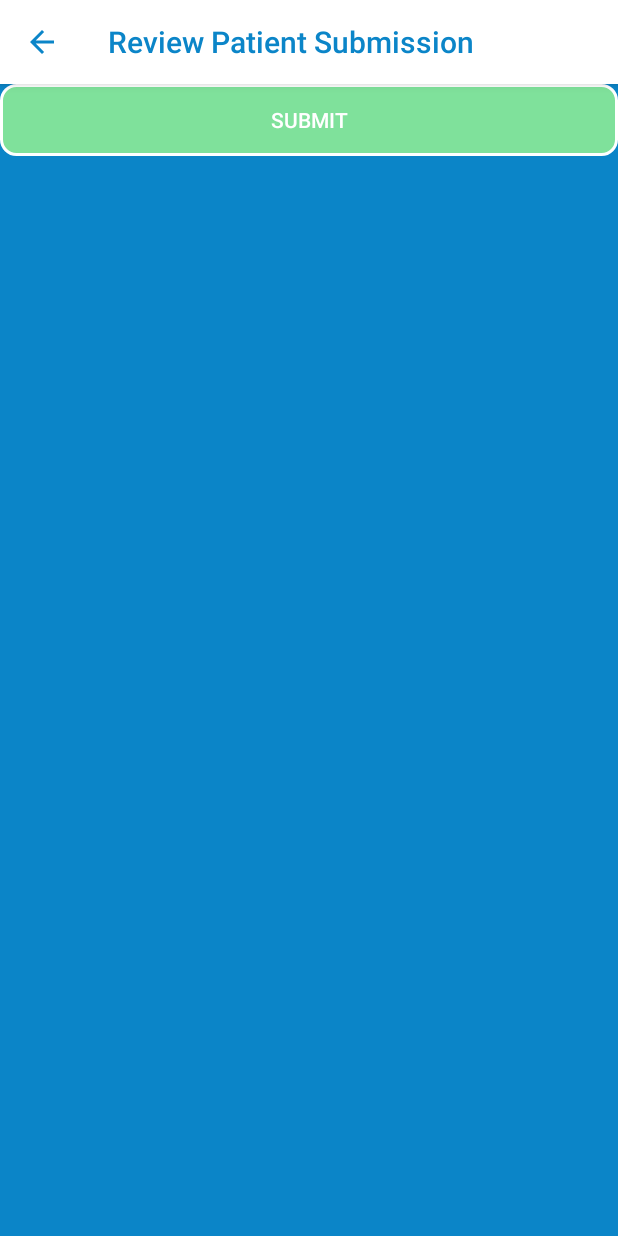
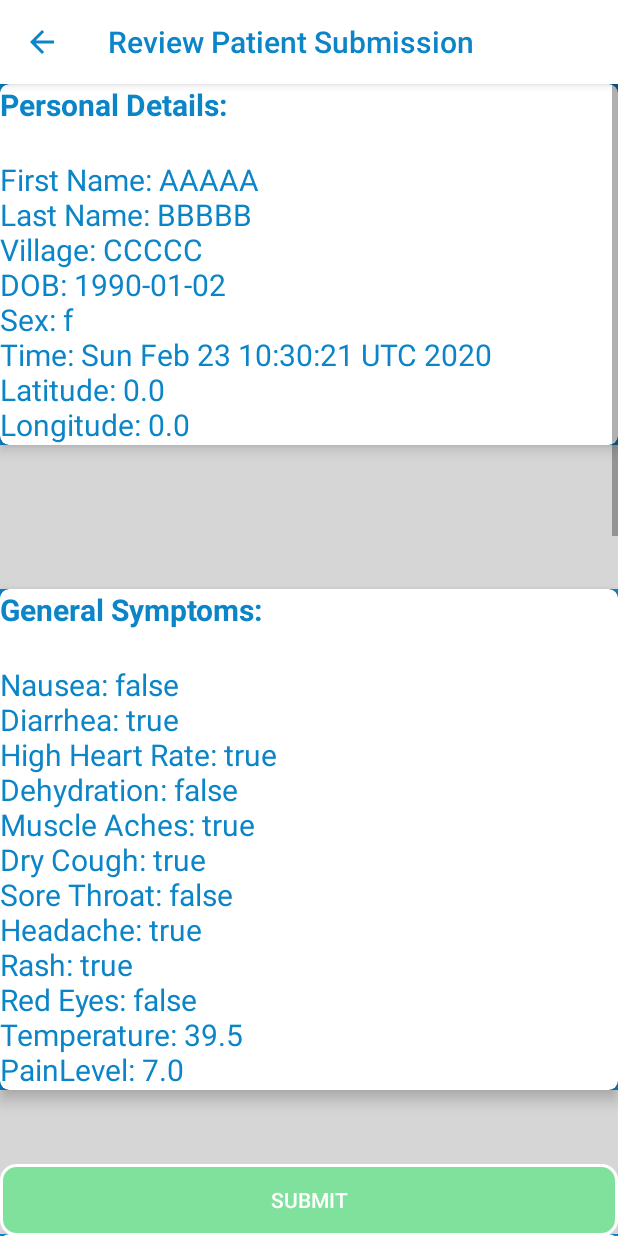
Before and after one commit to 4gp2/trocaire, an Android app: the Review_patient_details screen opened directly, with no data from a screen before it, on a phone screen of 412 x 824 dp. Run offline under Robolectric (Android 15) with nearby library versions, the light colour scheme and no system bars; 2 statements that could not run were skipped.

Commit message:
Added Sample Json object for patient details + Create UI for app to display inputted symptoms before submissions

```diff
--- a/frontend_app/app/src/main/java/com/example/trocaire_disease_outbreak_manager/Review_patient_details.java
+++ b/frontend_app/app/src/main/java/com/example/trocaire_disease_outbreak_manager/Review_patient_details.java
@@ -16,16 +16,23 @@ import android.os.Bundle;
 import android.text.Html;
 import android.view.View;
 import android.widget.Button;
-import android.widget.Toast;
+import android.widget.LinearLayout;
+import android.widget.TextView;
 
 import androidx.annotation.RequiresApi;
 import androidx.appcompat.app.ActionBar;
 import androidx.appcompat.app.AppCompatActivity;
+import androidx.cardview.widget.CardView;
 
+import org.json.JSONException;
+import org.json.JSONObject;
+
+import java.util.Calendar;
 import java.util.List;
 
 public class Review_patient_details extends AppCompatActivity implements View.OnClickListener, LocationListener {
 
+    double latitude, longitude;
 
 
     @RequiresApi(api = Build.VERSION_CODES.M)
@@ -41,24 +48,251 @@ public class Review_patient_details extends AppCompatActivity implements View.On
         bar.setDisplayHomeAsUpEnabled(true);
         bar.setHomeAsUpIndicator(R.drawable.ic_arrow_back_black_24dp);
 
+        setup_location();
+
+        JSONObject data = create_sample_patient();
+        try {
+            view_data(data);
+        } catch (JSONException e) {
+            e.printStackTrace();
+        }
+
         Button next = findViewById(R.id.buttonreviewdetails);
         next.setOnClickListener(this);
+    }
 
+
+    public void view_data(JSONObject data) throws JSONException {
+
+        LinearLayout lv = findViewById(R.id.lv_review);
+
+        String id = "<b>Personal Details:</b><br>"
+                + "<br>First Name: " + data.getString("firstName")
+                + "<br>Last Name: " + data.getString("lastName")
+                + "<br>Village: " + data.getString("village")
+                + "<br>DOB: " + data.getString("dob")
+                + "<br>Sex: " + data.getString("sex")
+                + "<br>Time: " + data.getString("date")
+                + "<br>Latitude: " + data.getDouble("latitude")
+                + "<br>Longitude: " + data.getDouble("longitude");
+        CardView c = createCardViewProgrammatically(id);
+        lv.addView(c);
+
+        JSONObject symptoms = data.getJSONObject("symptoms");
+        id = "<b>General Symptoms:</b><br>"
+                + "<br>Nausea: " + symptoms.getBoolean("nausea")
+                + "<br>Diarrhea: " + symptoms.getBoolean("diarrhea")
+                + "<br>High Heart Rate: " + symptoms.getBoolean("highHeartRate")
+                + "<br>Dehydration: " + symptoms.getBoolean("dehydration")
+                + "<br>Muscle Aches: " + symptoms.getBoolean("muscleAches")
+                + "<br>Dry Cough: " + symptoms.getBoolean("dryCough")
+                + "<br>Sore Throat: " + symptoms.getBoolean("soreThroat")
+                + "<br>Headache: " + symptoms.getBoolean("headache")
+                + "<br>Rash: " + symptoms.getBoolean("rash")
+                + "<br>Red Eyes: " + symptoms.getBoolean("redEyes")
+                + "<br>Temperature: " + symptoms.getDouble("temperature")
+                + "<br>PainLevel: " + symptoms.getDouble("painDiscomfortLevel");
+        c = createCardViewProgrammatically(id);
+        lv.addView(c);
+
+        boolean rash = symptoms.getBoolean("rash");
+        if (rash){
+            String rash_type = symptoms.getString("rashType");
+            boolean itchy = symptoms.getBoolean("itchyRash");
+            JSONObject rash_data = symptoms.getJSONObject("rashLocationFront");
+            String rash_front_locations = get_selected_items(rash_data);
+            rash_data = symptoms.getJSONObject("rashLocationBack");
+            String rash_back_locations = get_selected_items(rash_data);
+            id = "<b>Rash Indicator:</b>"
+                    + "<br>Rash Type: " + rash_type
+                    + "<br>Itchy?: " + itchy
+                    + "<br><br><b>Rash Location: (front)</b><br>" + rash_front_locations
+                    + "<br><b>Rash Location (back):</b><br>" + rash_back_locations;
+            c = createCardViewProgrammatically(id);
+            lv.addView(c);
+        }
+
+        double pain_level = symptoms.getDouble("painDiscomfortLevel");
+
+        if (pain_level > 0){
+            JSONObject pain_data = symptoms.getJSONObject("painLocation");
+            String pain_type = symptoms.getString("painType");
+
+            id = get_selected_items(pain_data);
+            id = "<b>Pain:<br></b> <br>"
+                    + "Pain Level: " + pain_level
+                    + "<br>Pain Type: " + pain_type
+                    + "<br>Pain Location: " + id;
+            c = createCardViewProgrammatically(id);
+            lv.addView(c);
+        }
+
+    }
+
+
+    public String get_selected_items(JSONObject data) throws JSONException {
+
+        String[] items = {"head", "eyes", "neck", "leftShoulder", "rightShoulder", "leftArm",
+        "rightArm", "leftHand", "rightHand", "centerChest", "leftSide", "rightSide", "genitals",
+        "leftHip", "rightHip", "leftKnee", "rightKnee", "leftFoot", "rightFoot"};
+        boolean value;
+        StringBuilder result = new StringBuilder();
+
+        for (int i = 0; i < items.length-1; i++){
+            value = data.getBoolean(items[i]);
+            if (value){
+                String cleanTitle = items[i].replaceAll("\\d+", "").replaceAll("(.)([A-Z])", "$1 $2");
+                result.append(cleanTitle).append(": True<br>");
+            }
+        }
+        return result.toString();
+    }
+
+
+    public CardView createCardViewProgrammatically(String text) {
+
+        CardView card = new CardView(this);
+        LinearLayout.LayoutParams params = new LinearLayout.LayoutParams(
+                LinearLayout.LayoutParams.MATCH_PARENT,
+                LinearLayout.LayoutParams.MATCH_PARENT
+        );
+        card.setLayoutParams(params);
+        card.setRadius(9);
+        card.setCardBackgroundColor(Color.parseColor("#FFFFFF"));
+        card.setMaxCardElevation(15);
+        card.setCardElevation(9);
+        TextView tv = new TextView(this);
+        tv.setLayoutParams(params);
+        tv.setText(Html.fromHtml(text));
+        tv.setTextSize(20);
+        tv.setTextColor(Color.parseColor("#0B85C8"));
+        card.addView(tv);
+        return card;
+    }
+
+
+    public JSONObject create_sample_patient(){
+
+        JSONObject sample_input = new JSONObject();
+        try {
+            sample_input.put("firstName", "AAAAA");
+            sample_input.put("lastName", "BBBBB");
+            sample_input.put("dob", "1990-01-02");
+            sample_input.put("village", "CCCCC");
+            sample_input.put("sex", "f");
+            sample_input.put("latitude", latitude);
+            sample_input.put("longitude", longitude);
+            sample_input.put("date", Calendar.getInstance().getTime());
+
+            JSONObject symptoms = new JSONObject();
+            symptoms.put("nausea", false);
+            symptoms.put("diarrhea", true);
+            symptoms.put("highHeartRate", true);
+            symptoms.put("dehydration", false);
+            symptoms.put("muscleAches", true);
+            symptoms.put("dryCough", true);
+            symptoms.put("soreThroat", false);
+            symptoms.put("headache", true);
+            symptoms.put("rash", true);
+            symptoms.put("redEyes", false);
+            symptoms.put("temperature", 39.5);
+            symptoms.put("painDiscomfortLevel", 7);
+            symptoms.put("painType", "sharp");
+            symptoms.put("rashType", "small spots");
+            symptoms.put("itchyRash", true);
+
+            JSONObject painLocation = new JSONObject();
+            painLocation.put("head", false);
+            painLocation.put("eyes", true);
+            painLocation.put("neck", true);
+            painLocation.put("leftShoulder", false);
+            painLocation.put("rightShoulder", true);
+            painLocation.put("leftArm", true);
+            painLocation.put("rightArm", false);
+            painLocation.put("leftHand", true);
+            painLocation.put("rightHand", true);
+            painLocation.put("centerChest", false);
+            painLocation.put("leftSide", true);
+            painLocation.put("rightSide", false);
+            painLocation.put("genitals", true);
+            painLocation.put("leftHip", false);
+            painLocation.put("rightHip", true);
+            painLocation.put("leftKnee", true);
+            painLocation.put("rightKnee", false);
+            painLocation.put("leftFoot", true);
+            painLocation.put("rightFoot", true);
+
+            symptoms.put("painLocation",  painLocation);
+
+            JSONObject rashFront = new JSONObject();
+            rashFront.put("head", false);
+            rashFront.put("eyes", true);
+            rashFront.put("neck", true);
+            rashFront.put("leftShoulder", false);
+            rashFront.put("rightShoulder", true);
+            rashFront.put("leftArm", true);
+            rashFront.put("rightArm", false);
+            rashFront.put("leftHand", true);
+            rashFront.put("rightHand", true);
+            rashFront.put("centerChest", false);
+            rashFront.put("leftSide", true);
+            rashFront.put("rightSide", false);
+            rashFront.put("genitals", true);
+            rashFront.put("leftHip", false);
+            rashFront.put("rightHip", true);
+            rashFront.put("leftKnee", true);
+            rashFront.put("rightKnee", false);
+            rashFront.put("leftFoot", true);
+            rashFront.put("rightFoot", true);
+
+            symptoms.put("rashLocationFront", rashFront);
+
+            JSONObject rashBack = new JSONObject();
+            rashBack.put("head", false);
+            rashBack.put("eyes", true);
+            rashBack.put("neck", true);
+            rashBack.put("leftShoulder", false);
+            rashBack.put("rightShoulder", true);
+            rashBack.put("leftArm", true);
+            rashBack.put("rightArm", false);
+            rashBack.put("leftHand", true);
+            rashBack.put("rightHand", true);
+            rashBack.put("centerChest", false);
+            rashBack.put("leftSide", true);
+            rashBack.put("rightSide", false);
+            rashBack.put("genitals", true);
+            rashBack.put("leftHip", false);
+            rashBack.put("rightHip", true);
+            rashBack.put("leftKnee", true);
+            rashBack.put("rightKnee", false);
+            rashBack.put("leftFoot", true);
+            rashBack.put("rightFoot", true);
+
+            symptoms.put("rashLocationBack", rashBack);
+            sample_input.put("symptoms", symptoms);
+
+        } catch (JSONException e) {
+            e.printStackTrace();
+        }
+        return sample_input;
+    }
+
+    @RequiresApi(api = Build.VERSION_CODES.M)
+    public void setup_location(){
         LocationManager locationManager = (LocationManager) this.getSystemService(Context.LOCATION_SERVICE);
 
+        assert locationManager != null;
         if (!locationManager.isProviderEnabled(LocationManager.GPS_PROVIDER)) {
             buildAlertMessageNoGps();
         }else{
             requestPermissions(new String[]{
                     Manifest.permission.ACCESS_FINE_LOCATION, Manifest.permission.ACCESS_COARSE_LOCATION}, 1);
             Location locationCurrent = getLastKnownLocation();
-            double latitude = locationCurrent.getLatitude();
-            double longitude = locationCurrent.getLongitude();
-            String res = latitude + " " + longitude;
-            Toast.makeText(this, res,
-                    Toast.LENGTH_LONG).show();
+            latitude = locationCurrent.getLatitude();
+            longitude = locationCurrent.getLongitude();
         }
     }
+
 
     @Override
     public void onClick(View v) {
@@ -88,6 +322,7 @@ public class Review_patient_details extends AppCompatActivity implements View.On
     @RequiresApi(api = Build.VERSION_CODES.M)
     private Location getLastKnownLocation() {
         LocationManager mLocationManager = (LocationManager) getApplicationContext().getSystemService(LOCATION_SERVICE);
+        assert mLocationManager != null;
         List<String> providers = mLocationManager.getProviders(true);
         Location bestLocation = null;
         for (String provider : providers) {
--- a/frontend_app/app/src/main/res/layout/review_patient_details.xml
+++ b/frontend_app/app/src/main/res/layout/review_patient_details.xml
@@ -1,6 +1,9 @@
 <?xml version="1.0" encoding="utf-8"?>
-<LinearLayout xmlns:android="http://schemas.android.com/apk/res/android"
-    android:orientation="vertical" android:layout_width="match_parent"
+<androidx.constraintlayout.widget.ConstraintLayout xmlns:android="http://schemas.android.com/apk/res/android"
+    xmlns:tools="http://schemas.android.com/tools"
+    xmlns:app="http://schemas.android.com/apk/res-auto"
+    android:orientation="vertical"
+    android:layout_width="match_parent"
     android:layout_height="match_parent"
     android:background="#0B85C8">
 
@@ -10,5 +13,23 @@
         android:textColor="#ffffff"
         android:layout_width="match_parent"
         android:layout_height="wrap_content"
-        android:text="Submit" />
-</LinearLayout>
+        android:text="Submit"
+        app:layout_constraintBottom_toBottomOf="parent"/>
+
+    <ScrollView
+        android:id="@+id/sv_review"
+        android:layout_width="match_parent"
+        android:layout_height="match_parent"
+        tools:layout_editor_absoluteX="1dp"
+        tools:layout_editor_absoluteY="1dp">
+
+        <LinearLayout
+            android:id="@+id/lv_review"
+            android:showDividers="middle"
+            android:divider="@drawable/divider"
+            android:layout_width="match_parent"
+            android:layout_height="wrap_content"
+            android:orientation="vertical" />
+    </ScrollView>
+
+</androidx.constraintlayout.widget.ConstraintLayout>
```
